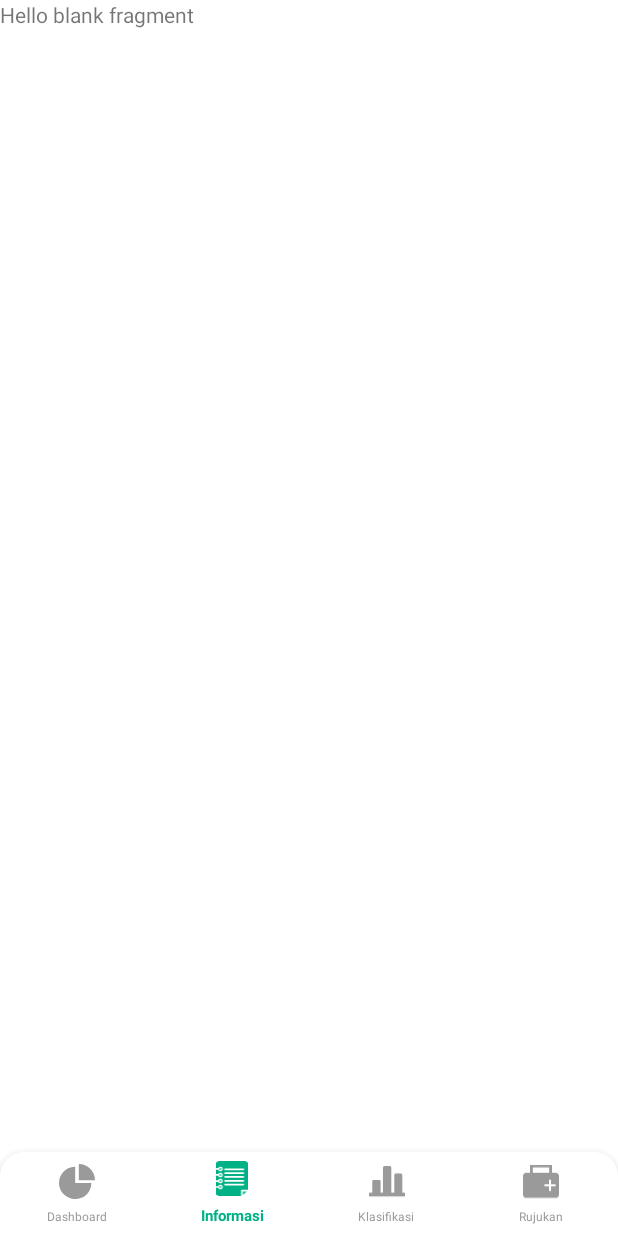
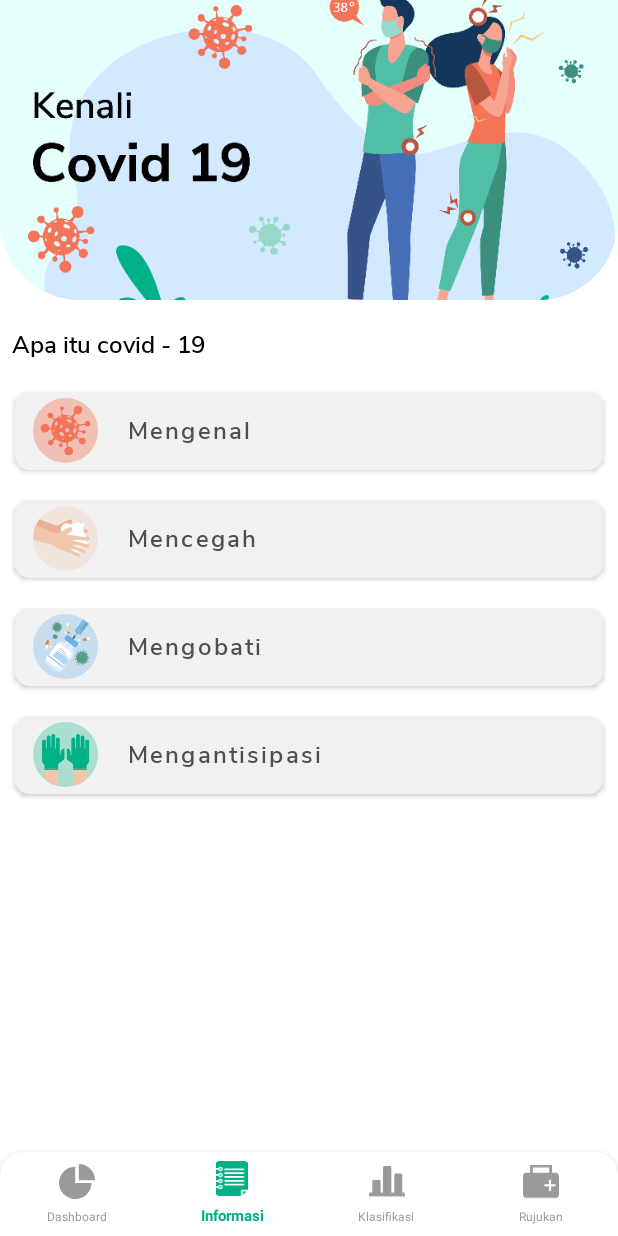
Before and after one commit to Goggxi/Covid-19-Detector, an Android app: the screen it shows after launch (MainActivity), item 2 of the bottom bar chosen, on a phone screen of 412 x 824 dp. Run offline under Robolectric (Android 15) with nearby library versions, the phone set to English and light mode, and no system bars; our stand-ins replace navigation-ui; pictures from the network do not load.

Commit message:
create ui fragment Information

```diff
--- a/app/src/main/AndroidManifest.xml
+++ b/app/src/main/AndroidManifest.xml
@@ -9,9 +9,9 @@
 
     <application
         android:allowBackup="true"
-        android:icon="@mipmap/ic_launcher"
+        android:icon="@drawable/covid_logo"
         android:label="@string/app_name"
-        android:roundIcon="@mipmap/ic_launcher_round"
+        android:roundIcon="@drawable/covid_logo"
         android:supportsRtl="true"
         android:theme="@style/Theme.Covid19Detector">
         <activity android:name=".ui.MainActivity">
--- a/app/src/main/java/com/goggxi/covid19detector/ui/home/HomeFragment.kt
+++ b/app/src/main/java/com/goggxi/covid19detector/ui/home/HomeFragment.kt
@@ -8,7 +8,6 @@ import android.view.ViewGroup
 import android.widget.AdapterView
 import android.widget.ArrayAdapter
 import android.widget.Toast
-import androidx.appcompat.app.AppCompatActivity
 import androidx.fragment.app.Fragment
 import androidx.lifecycle.ViewModelProviders
 import androidx.navigation.fragment.NavHostFragment
@@ -58,9 +57,9 @@ class HomeFragment : Fragment() {
             transformations(RoundedCornersTransformation(0F, 0F, 80F, 80F))
         }
 
-        if(activity is AppCompatActivity){
-            (activity as AppCompatActivity).setSupportActionBar(binding.toolbar)
-        }
+//        if(activity is AppCompatActivity){
+//            (activity as AppCompatActivity).setSupportActionBar(binding.toolbar)
+//        }
 
         val location = resources.getStringArray(R.array.dataProvinsi)
         val locationAdapter = ArrayAdapter(
@@ -69,23 +68,16 @@ class HomeFragment : Fragment() {
             location
         )
         binding.locationDropdownMenu.setAdapter(locationAdapter)
-
-        // Nav host fragment
-        val host: NavHostFragment = activity?.supportFragmentManager
-            ?.findFragmentById(R.id.container) as NavHostFragment?
-            ?: return
-        // nav controller
-        val navController = host.navController
-
-        // Setup bottom navigation view
-        binding.bottomNavigationId.setupWithNavController(navController)
     }
 
     override fun onStart() {
         super.onStart()
-        binding.locationDropdownMenu.setText("SULAWESI SELATAN")
-        val locationDefault = "SULAWESI SELATAN"
-        getProvince(locationDefault)
+
+        if (binding.locationDropdownMenu.text.isEmpty()){
+            binding.locationDropdownMenu.setText("SULAWESI SELATAN")
+            val locationDefault = "SULAWESI SELATAN"
+            getProvince(locationDefault)
+        }
 
         binding.locationDropdownMenu.onItemClickListener = AdapterView.OnItemClickListener {
             parent, view, position, id ->
@@ -94,6 +86,19 @@ class HomeFragment : Fragment() {
         }
 
         getNews()
+        bottomNavigation()
+    }
+
+    private fun bottomNavigation() {
+        // Nav host fragment
+        val host: NavHostFragment = activity?.supportFragmentManager
+                ?.findFragmentById(R.id.container) as NavHostFragment?
+                ?: return
+        // nav controller
+        val navController = host.navController
+
+        // Setup bottom navigation view
+        binding.bottomNavigationId.setupWithNavController(navController)
     }
 
     private fun setupViewModel() {
@@ -167,7 +172,7 @@ class HomeFragment : Fragment() {
                                     Log.d( "getNews: ", resource.data.body().toString())
                                     showNews(resource.data.body()!!)
                                 } else {
-                                    Toast.makeText(context, "Gagal Load Data Provinsi", Toast.LENGTH_SHORT).show()
+                                    Toast.makeText(context, "Gagal Load Data Berita", Toast.LENGTH_SHORT).show()
                                 }
                             }
                             Status.ERROR -> {
--- a/app/src/main/java/com/goggxi/covid19detector/ui/informasi/InformasiFragment.kt
+++ /dev/null
@@ -1,40 +0,0 @@
-package com.goggxi.covid19detector.ui.informasi
-
-import android.os.Bundle
-import android.view.LayoutInflater
-import android.view.View
-import android.view.ViewGroup
-import androidx.fragment.app.Fragment
-import androidx.navigation.fragment.NavHostFragment
-import androidx.navigation.ui.setupWithNavController
-import com.goggxi.covid19detector.R
-import com.goggxi.covid19detector.databinding.FragmentInformasiBinding
-
-class InformasiFragment : Fragment() {
-    private lateinit var binding: FragmentInformasiBinding
-
-    override fun onCreateView(
-        inflater: LayoutInflater, container: ViewGroup?,
-        savedInstanceState: Bundle?
-    ): View? {
-        // Inflate the layout for this fragment
-        return inflater.inflate(R.layout.fragment_informasi, container, false)
-    }
-
-    override fun onViewCreated(view: View, savedInstanceState: Bundle?) {
-        super.onViewCreated(view, savedInstanceState)
-        binding = FragmentInformasiBinding.inflate(layoutInflater)
-        activity?.setContentView(binding.root)
-
-        // Nav host fragment
-        val host: NavHostFragment = activity?.supportFragmentManager
-            ?.findFragmentById(R.id.container) as NavHostFragment?
-            ?: return
-        // nav controller
-        val navController = host.navController
-
-        // Setup bottom navigation view
-        binding.bottomNavigationId.setupWithNavController(navController)
-
-    }
-}
--- /dev/null
+++ b/app/src/main/java/com/goggxi/covid19detector/ui/information/InformationFragment.kt
@@ -0,0 +1,72 @@
+package com.goggxi.covid19detector.ui.information
+
+import android.os.Bundle
+import android.view.LayoutInflater
+import android.view.View
+import android.view.ViewGroup
+import android.widget.Toast
+import androidx.fragment.app.Fragment
+import androidx.navigation.fragment.NavHostFragment
+import androidx.navigation.ui.setupWithNavController
+import coil.load
+import coil.transform.RoundedCornersTransformation
+import com.goggxi.covid19detector.R
+import com.goggxi.covid19detector.databinding.FragmentInformationBinding
+
+class InformationFragment : Fragment() {
+    private lateinit var binding: FragmentInformationBinding
+
+    override fun onCreateView(
+        inflater: LayoutInflater, container: ViewGroup?,
+        savedInstanceState: Bundle?
+    ): View? {
+        // Inflate the layout for this fragment
+        return inflater.inflate(R.layout.fragment_information, container, false)
+    }
+
+    override fun onViewCreated(view: View, savedInstanceState: Bundle?) {
+        super.onViewCreated(view, savedInstanceState)
+        binding = FragmentInformationBinding.inflate(layoutInflater)
+        activity?.setContentView(binding.root)
+
+        binding.expandedImage.load(R.drawable.bg_informasi){
+            crossfade(true)
+            crossfade(500)
+            transformations(RoundedCornersTransformation(0F, 0F, 80F, 80F))
+        }
+    }
+
+    override fun onStart() {
+        super.onStart()
+        initAction()
+    }
+
+    private fun initAction() {
+        bottomNavigation()
+
+        binding.btnMengenal.setOnClickListener {
+            Toast.makeText(context, "Mengenal", Toast.LENGTH_SHORT).show()
+        }
+        binding.btnMencegah.setOnClickListener {
+            Toast.makeText(context, "Mencegah", Toast.LENGTH_SHORT).show()
+        }
+        binding.btnMengobati.setOnClickListener {
+            Toast.makeText(context, "Mengobati", Toast.LENGTH_SHORT).show()
+        }
+        binding.btnMengantisipasi.setOnClickListener {
+            Toast.makeText(context, "Mengantisipasi", Toast.LENGTH_SHORT).show()
+        }
+    }
+
+    private fun bottomNavigation() {
+        // Nav host fragment
+        val host: NavHostFragment = activity?.supportFragmentManager
+                ?.findFragmentById(R.id.container) as NavHostFragment?
+                ?: return
+        // nav controller
+        val navController = host.navController
+
+        // Setup bottom navigation view
+        binding.bottomNavigationId.setupWithNavController(navController)
+    }
+}
--- a/app/src/main/res/layout/fragment_home.xml
+++ b/app/src/main/res/layout/fragment_home.xml
@@ -75,7 +75,7 @@
 
                 <AutoCompleteTextView
                     android:id="@+id/locationDropdownMenu"
-                    style="@style/textStyle_16"
+                    style="@style/textStyle_12"
                     android:layout_width="match_parent"
                     android:layout_height="match_parent"
                     tools:ignore="LabelFor" />
@@ -148,7 +148,7 @@
                     layout="@layout/shape_kasus_aktif"
                     android:layout_width="80dp"
                     android:layout_height="90dp"
-                    android:layout_marginStart="8dp"
+                    app:layout_constraintEnd_toStartOf="@+id/textView5"
                     app:layout_constraintStart_toEndOf="@+id/include" />
 
                 <include
@@ -156,27 +156,25 @@
                     layout="@layout/shape_sembuh"
                     android:layout_width="80dp"
                     android:layout_height="90dp"
-                    android:layout_marginStart="8dp"
-                    app:layout_constraintStart_toEndOf="@+id/include2" />
+                    app:layout_constraintEnd_toStartOf="@+id/include4"
+                    app:layout_constraintStart_toEndOf="@+id/textView5" />
 
                 <include
                     android:id="@+id/include4"
                     layout="@layout/shape_meninggal"
                     android:layout_width="80dp"
                     android:layout_height="90dp"
-                    android:layout_marginStart="8dp"
-                    app:layout_constraintStart_toEndOf="@+id/include3" />
+                    app:layout_constraintEnd_toEndOf="parent" />
 
-<!--                <TextView-->
-<!--                    android:id="@+id/textView5"-->
-<!--                    android:layout_width="0.1dp"-->
-<!--                    android:layout_height="match_parent"-->
-<!--                    android:minWidth="0dp"-->
-<!--                    android:layout_marginEnd="8dp"-->
-<!--                    app:layout_constraintBottom_toBottomOf="parent"-->
-<!--                    app:layout_constraintEnd_toEndOf="parent"-->
-<!--                    app:layout_constraintStart_toStartOf="parent"-->
-<!--                    app:layout_constraintTop_toTopOf="parent" />-->
+                <TextView
+                    android:id="@+id/textView5"
+                    android:layout_width="0.1dp"
+                    android:layout_height="match_parent"
+                    android:minWidth="0dp"
+                    app:layout_constraintBottom_toBottomOf="parent"
+                    app:layout_constraintEnd_toEndOf="parent"
+                    app:layout_constraintStart_toStartOf="parent"
+                    app:layout_constraintTop_toTopOf="parent" />
 
 
 <!--                <androidx.constraintlayout.widget.Guideline-->
--- a/app/src/main/res/layout/fragment_informasi.xml
+++ /dev/null
@@ -1,26 +0,0 @@
-<?xml version="1.0" encoding="utf-8"?>
-<androidx.coordinatorlayout.widget.CoordinatorLayout xmlns:android="http://schemas.android.com/apk/res/android"
-    xmlns:tools="http://schemas.android.com/tools"
-    android:layout_width="match_parent"
-    android:layout_height="match_parent"
-    xmlns:app="http://schemas.android.com/apk/res-auto"
-    tools:context=".ui.informasi.InformasiFragment">
-
-    <TextView
-        android:layout_width="match_parent"
-        android:layout_height="match_parent"
-        android:text="@string/hello_blank_fragment" />
-
-    <com.google.android.material.bottomnavigation.BottomNavigationView
-        style="@style/BottomNavigationView"
-        android:id="@+id/bottom_navigation_id"
-        android:layout_width="match_parent"
-        android:layout_height="wrap_content"
-        android:background="@drawable/bg_bottom_navigation"
-        app:menu="@menu/bottom_navigation_menu"
-        app:labelVisibilityMode="labeled"
-        app:itemIconTint="@color/bottom_nav_color"
-        app:itemTextColor="@color/bottom_nav_color"
-        android:layout_gravity="bottom"/>
-
-</androidx.coordinatorlayout.widget.CoordinatorLayout>
--- /dev/null
+++ b/app/src/main/res/layout/fragment_information.xml
@@ -0,0 +1,179 @@
+<?xml version="1.0" encoding="utf-8"?>
+<androidx.coordinatorlayout.widget.CoordinatorLayout xmlns:android="http://schemas.android.com/apk/res/android"
+    xmlns:tools="http://schemas.android.com/tools"
+    android:layout_width="match_parent"
+    android:layout_height="match_parent"
+    xmlns:app="http://schemas.android.com/apk/res-auto"
+    tools:context=".ui.information.InformationFragment">
+
+    <com.google.android.material.appbar.AppBarLayout
+        android:layout_width="match_parent"
+        android:layout_height="200dp"
+        android:background="@android:color/transparent">
+
+        <com.google.android.material.appbar.CollapsingToolbarLayout
+            android:id="@+id/collapsingToolbarLayout"
+            android:layout_width="match_parent"
+            android:layout_height="match_parent"
+            app:contentScrim="?attr/colorPrimary"
+            app:expandedTitleGravity="top"
+            app:expandedTitleMarginStart="48dp"
+            app:expandedTitleMarginEnd="64dp"
+            app:title="@string/informasi"
+            app:expandedTitleTextAppearance="@style/exp_toolbar_title"
+            app:collapsedTitleTextAppearance="@style/collapsed_toolbar_title"
+            app:layout_scrollFlags="scroll|exitUntilCollapsed|snap">
+
+            <ImageView
+                android:id="@+id/expandedImage"
+                android:layout_width="match_parent"
+                android:layout_height="match_parent"
+                android:scaleType="centerCrop"
+                app:layout_collapseMode="pin"
+                app:layout_collapseParallaxMultiplier="0.7"
+                android:contentDescription="@string/image" />
+
+            <androidx.appcompat.widget.Toolbar
+                android:id="@+id/toolbar"
+                android:layout_width="match_parent"
+                android:layout_height="?attr/actionBarSize"
+                app:layout_collapseMode="pin"/>
+        </com.google.android.material.appbar.CollapsingToolbarLayout>
+    </com.google.android.material.appbar.AppBarLayout>
+
+    <androidx.core.widget.NestedScrollView
+        android:layout_width="match_parent"
+        android:layout_height="match_parent"
+        android:layout_marginBottom="56dp"
+        android:fillViewport="true"
+        app:layout_behavior="@string/appbar_scrolling_view_behavior">
+
+        <androidx.constraintlayout.widget.ConstraintLayout
+            android:layout_width="match_parent"
+            android:layout_height="0dp">
+
+            <TextView
+                android:id="@+id/textHeading1"
+                style="@style/textStyle_16_semiBold"
+                android:layout_width="wrap_content"
+                android:layout_height="wrap_content"
+                android:layout_marginStart="8dp"
+                android:layout_marginTop="18dp"
+                android:text="@string/apa_itu_covid_19"
+                app:layout_constraintStart_toStartOf="parent"
+                app:layout_constraintTop_toTopOf="parent" />
+
+            <Button
+                style="@style/Widget.MaterialComponents.Button.Icon"
+                android:id="@+id/btn_mengenal"
+                android:layout_width="match_parent"
+                android:layout_height="64dp"
+                android:layout_marginTop="14dp"
+                android:layout_marginStart="10dp"
+                android:layout_marginEnd="10dp"
+                android:text="Mengenal"
+                android:textAllCaps="false"
+                android:backgroundTint="@color/shape"
+                android:textColor="@color/textColor1"
+                android:textSize="16sp"
+                android:fontFamily="@font/nunito_sans_semibold"
+                android:textAlignment="textStart"
+                app:icon="@drawable/ic_mengenal"
+                app:iconPadding="20dp"
+                app:iconTint="@null"
+                app:cornerRadius="10dp"
+                app:rippleColor="@color/green1"
+                app:layout_constraintEnd_toEndOf="parent"
+                app:layout_constraintStart_toStartOf="parent"
+                app:layout_constraintTop_toBottomOf="@+id/textHeading1" />
+
+            <Button
+                android:id="@+id/btn_mencegah"
+                style="@style/Widget.MaterialComponents.Button.Icon"
+                android:layout_width="match_parent"
+                android:layout_height="64dp"
+                android:layout_marginTop="8dp"
+                android:layout_marginStart="10dp"
+                android:layout_marginEnd="10dp"
+                android:backgroundTint="@color/shape"
+                android:fontFamily="@font/nunito_sans_semibold"
+                android:text="Mencegah"
+                android:textAlignment="textStart"
+                android:textAllCaps="false"
+                android:textColor="@color/textColor1"
+                android:textSize="16sp"
+                app:cornerRadius="10dp"
+                app:icon="@drawable/ic_mencegah"
+                app:iconPadding="20dp"
+                app:iconTint="@null"
+                app:layout_constraintEnd_toEndOf="parent"
+                app:layout_constraintStart_toStartOf="parent"
+                app:layout_constraintTop_toBottomOf="@+id/btn_mengenal"
+                app:rippleColor="@color/green1" />
+
+            <Button
+                android:id="@+id/btn_mengobati"
+                style="@style/Widget.MaterialComponents.Button.Icon"
+                android:layout_width="match_parent"
+                android:layout_height="64dp"
+                android:layout_marginTop="8dp"
+                android:layout_marginStart="10dp"
+                android:layout_marginEnd="10dp"
+                android:backgroundTint="@color/shape"
+                android:fontFamily="@font/nunito_sans_semibold"
+                android:text="Mengobati"
+                android:textAlignment="textStart"
+                android:textAllCaps="false"
+                android:textColor="@color/textColor1"
+                android:textSize="16sp"
+                app:cornerRadius="10dp"
+                app:icon="@drawable/ic_mengobati"
+                app:iconPadding="20dp"
+                app:iconTint="@null"
+                app:layout_constraintEnd_toEndOf="parent"
+                app:layout_constraintStart_toStartOf="parent"
+                app:layout_constraintTop_toBottomOf="@+id/btn_mencegah"
+                app:rippleColor="@color/green1" />
+
+            <Button
+                android:id="@+id/btn_mengantisipasi"
+                style="@style/Widget.MaterialComponents.Button.Icon"
+                android:layout_width="match_parent"
+                android:layout_height="64dp"
+                android:layout_marginTop="8dp"
+                android:layout_marginStart="10dp"
+                android:layout_marginEnd="10dp"
+                android:backgroundTint="@color/shape"
+                android:fontFamily="@font/nunito_sans_semibold"
+                android:text="Mengantisipasi"
+                android:textAlignment="textStart"
+                android:textAllCaps="false"
+                android:textColor="@color/textColor1"
+                android:textSize="16sp"
+                app:cornerRadius="10dp"
+                app:icon="@drawable/ic_mengantisipasi"
+                app:iconPadding="20dp"
+                app:iconTint="@null"
+                app:layout_constraintEnd_toEndOf="parent"
+                app:layout_constraintStart_toStartOf="parent"
+                app:layout_constraintTop_toBottomOf="@+id/btn_mengobati"
+                app:rippleColor="@color/green1" />
+
+        </androidx.constraintlayout.widget.ConstraintLayout>
+
+    </androidx.core.widget.NestedScrollView>
+
+
+    <com.google.android.material.bottomnavigation.BottomNavigationView
+        style="@style/BottomNavigationView"
+        android:id="@+id/bottom_navigation_id"
+        android:layout_width="match_parent"
+        android:layout_height="wrap_content"
+        android:background="@drawable/bg_bottom_navigation"
+        app:menu="@menu/bottom_navigation_menu"
+        app:labelVisibilityMode="labeled"
+        app:itemIconTint="@color/bottom_nav_color"
+        app:itemTextColor="@color/bottom_nav_color"
+        android:layout_gravity="bottom"/>
+
+</androidx.coordinatorlayout.widget.CoordinatorLayout>
--- a/app/src/main/res/layout/item_row_news.xml
+++ b/app/src/main/res/layout/item_row_news.xml
@@ -75,6 +75,8 @@
         android:textColor="@color/white"
         android:fontFamily="@font/nunito_sans"
         android:typeface="normal"
+        app:cornerRadius="10dp"
+        app:rippleColor="@color/shape"
         app:layout_constraintBottom_toBottomOf="parent"
         app:layout_constraintEnd_toEndOf="parent" />
 
--- a/app/src/main/res/layout/location_dropdown_item.xml
+++ b/app/src/main/res/layout/location_dropdown_item.xml
@@ -2,7 +2,7 @@
 <TextView xmlns:android="http://schemas.android.com/apk/res/android"
     android:layout_width="match_parent"
     android:layout_height="wrap_content"
-    android:padding="16dp"
-    style="@style/textStyle_16"
+    android:padding="14dp"
+    style="@style/textStyle_12"
     android:maxLines="1"
     android:textAppearance="?attr/textAppearanceSubtitle1"/>
--- a/app/src/main/res/navigation/main_navigation.xml
+++ b/app/src/main/res/navigation/main_navigation.xml
@@ -20,7 +20,7 @@
         tools:layout="@layout/fragment_home" />
     <fragment
         android:id="@+id/informasiFragment"
-        android:name="com.goggxi.covid19detector.ui.informasi.InformasiFragment"
+        android:name="com.goggxi.covid19detector.ui.information.InformationFragment"
         android:label="fragment_informasi"
-        tools:layout="@layout/fragment_informasi" />
+        tools:layout="@layout/fragment_information" />
 </navigation>
--- a/app/src/main/res/values/strings.xml
+++ b/app/src/main/res/values/strings.xml
@@ -13,6 +13,8 @@
     <string name="berita">Berita :</string>
     <string name="baca">Baca</string>
     <string name="value">-</string>
+    <string name="informasi">Informasi</string>
+    <string name="apa_itu_covid_19">Apa itu covid - 19</string>
 
 
     <string-array name="dataTitle">
--- a/app/src/main/res/values/themes.xml
+++ b/app/src/main/res/values/themes.xml
@@ -12,7 +12,10 @@
         <!-- Status bar color. -->
         <item name="android:statusBarColor" tools:targetApi="l">?attr/colorPrimaryVariant</item>
         <!-- Customize your theme here. -->
+        <item name="colorButtonNormal">@color/shape</item>
     </style>
+
+
 
     <style name="textStyle_8">
         <item name="fontFamily">@font/nunito_sans</item>
@@ -42,6 +45,13 @@
         <item name="fontStyle">normal</item>
     </style>
 
+    <style name="textStyle_12">
+        <item name="fontFamily">@font/nunito_sans</item>
+        <item name="android:textSize">12sp</item>
+        <item name="android:textColor">@color/textColor1</item>
+        <item name="fontStyle">normal</item>
+    </style>
+
     <style name="textStyle_16">
         <item name="fontFamily">@font/nunito_sans</item>
         <item name="android:textSize">16sp</item>
@@ -64,7 +74,7 @@
 
     <style name="collapsed_toolbar_title" parent="Theme.Covid19Detector">
         <item name="fontFamily">@font/nunito_sans_bold</item>
-        <item name="android:textSize">16sp</item>
+        <item name="android:textSize">18sp</item>
         <item name="fontStyle">normal</item>
         <item name="android:textColor">@color/white</item>
     </style>
```
Also changed, not shown: app/src/main/res/drawable/covid_logo.png (added).
